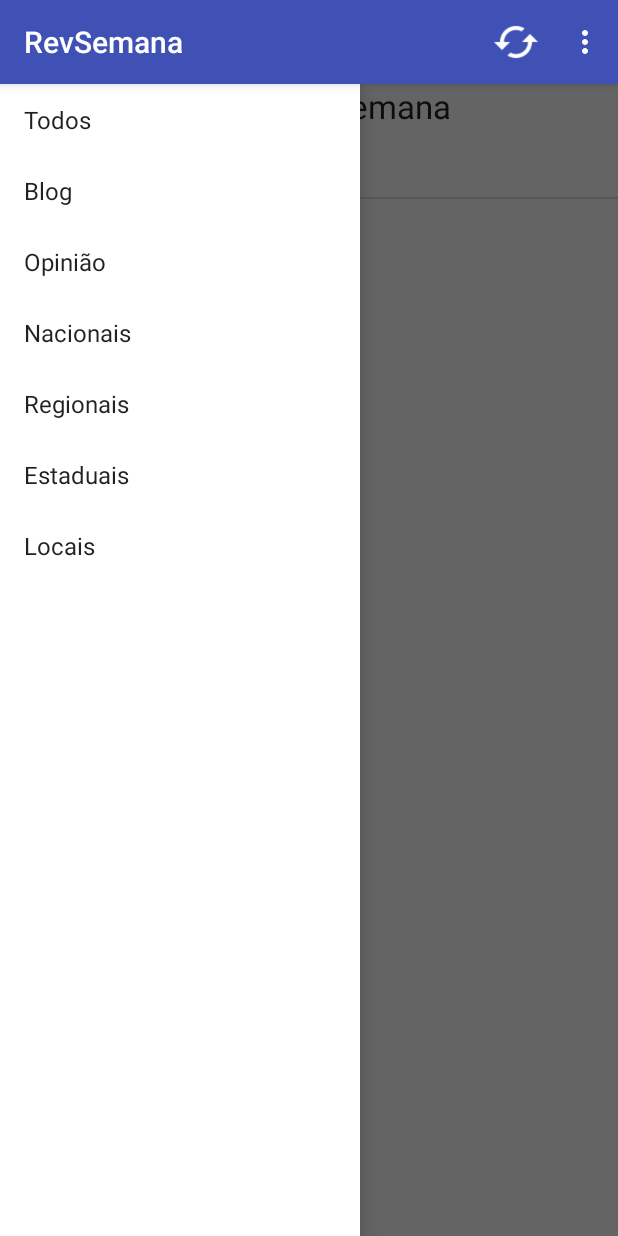
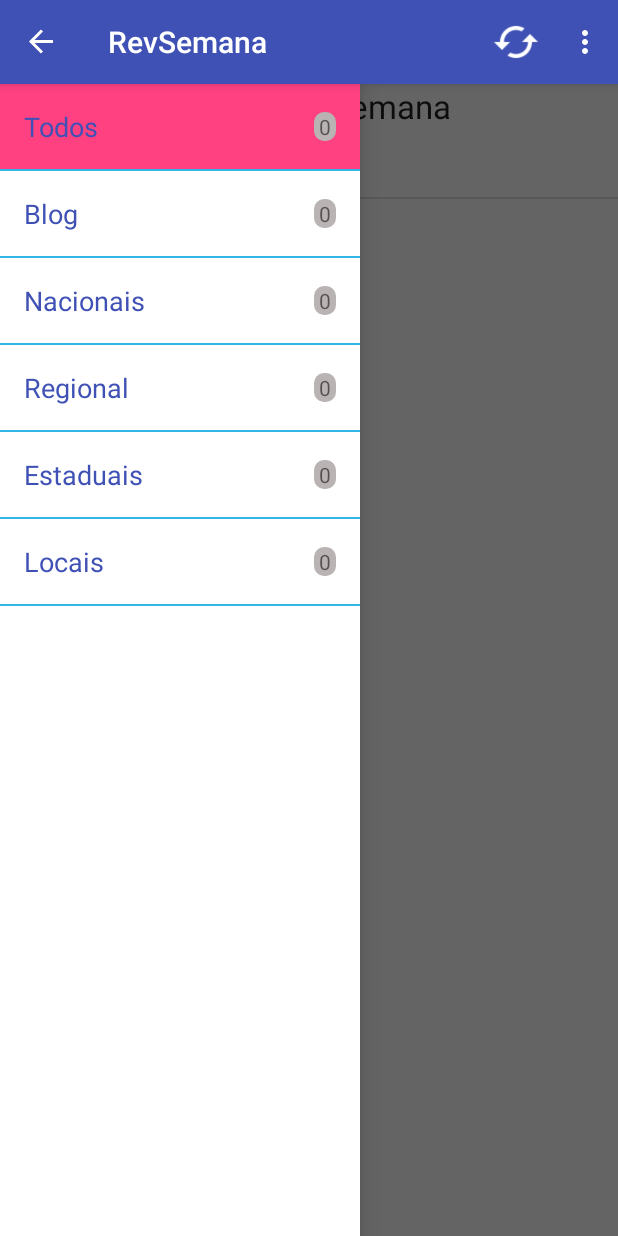
Before and after one commit to mizerablebr/RevistaDaSemana.com, an Android app: the screen it shows after launch (MainActivity), with the side drawer open, on a phone screen of 412 x 824 dp. Run offline under Robolectric (Android 15) with nearby library versions, the phone set to English and light mode, and no system bars.

Commit message:
Customized Navigation Drawer

```diff
--- /dev/null
+++ b/app/src/main/java/com/rds/revistadasemanacom/CategoryMenu.java
@@ -0,0 +1,50 @@
+package com.rds.revistadasemanacom;
+
+/**
+ * Created by brunomorais on 15/02/16.
+ */
+public class CategoryMenu {
+
+    private String catName;
+    private int quantity = 0;
+
+    //Sample Content
+    public static final CategoryMenu[] categoryMenu = {
+            new CategoryMenu("Todos"),
+            new CategoryMenu("Blog"),
+            new CategoryMenu("Nacionais"),
+            new CategoryMenu("Regional"),
+            new CategoryMenu("Estaduais"),
+            new CategoryMenu("Locais")
+    };
+
+    //Constructor
+    public CategoryMenu(String name) {
+        this.catName = name;
+    }
+
+    //Getter and Setter
+
+    public String getCatName() {
+        return catName;
+    }
+
+    public void setCatName(String catName) {
+        this.catName = catName;
+    }
+
+    public int getQuantity() {
+        return quantity;
+    }
+
+    public void setQuantity(int quantity) {
+        if (quantity >= 0) {
+            this.quantity = quantity;
+        } else {
+            this.quantity = 0;
+        }
+
+    }
+
+
+}
--- /dev/null
+++ b/app/src/main/java/com/rds/revistadasemanacom/CategoryMenuAdapter.java
@@ -0,0 +1,85 @@
+package com.rds.revistadasemanacom;
+
+import android.app.Activity;
+import android.content.Context;
+import android.view.LayoutInflater;
+import android.view.View;
+import android.view.ViewGroup;
+import android.widget.BaseAdapter;
+import android.widget.ImageView;
+import android.widget.TextView;
+
+import java.util.ArrayList;
+
+/**
+ * Created by brunomorais on 15/02/16.
+ */
+public class CategoryMenuAdapter extends BaseAdapter {
+
+    private Activity activity;
+    private ArrayList<CategoryMenu> menus;
+    private static LayoutInflater inflater = null;
+
+    public CategoryMenuAdapter(Activity a, ArrayList<CategoryMenu> m) {
+        activity = a;
+        menus = m;
+        inflater = (LayoutInflater) activity.getSystemService(Context.LAYOUT_INFLATER_SERVICE);
+    }
+
+
+    @Override
+    public int getCount() {
+        return menus.size();
+    }
+
+    @Override
+    public Object getItem(int position) {
+        return position;
+    }
+
+    @Override
+    public long getItemId(int position) {
+        return position;
+    }
+
+    public void clear() {
+
+        menus.clear();
+
+    }
+
+    public void addAll(ArrayList<CategoryMenu> arrayList) {
+        menus = arrayList;
+    }
+
+    static class ViewHolder {
+        private TextView label;
+        private TextView counter;
+    }
+
+    @Override
+    public View getView(int position, View convertView, ViewGroup parent) {
+        View vi = convertView;
+        ViewHolder mViewHolder = null;
+        CategoryMenu categoryMenu = menus.get(position);
+        if (convertView == null) {
+
+            mViewHolder = new ViewHolder();
+
+            vi = inflater.inflate(R.layout.row_menu_layout, parent, false);
+            mViewHolder.label = (TextView) vi.findViewById(R.id.listView_cat_label);
+            mViewHolder.counter = (TextView) vi.findViewById(R.id.listView_counter);
+            vi.setTag(mViewHolder);
+
+        } else {
+            mViewHolder = (ViewHolder) vi.getTag();
+        }
+
+
+        mViewHolder.label.setText(categoryMenu.getCatName());
+        mViewHolder.counter.setText(Integer.toString(categoryMenu.getQuantity()));
+        return vi;
+    }
+
+
+}
--- a/app/src/main/java/com/rds/revistadasemanacom/MainActivity.java
+++ b/app/src/main/java/com/rds/revistadasemanacom/MainActivity.java
@@ -7,9 +7,12 @@ import android.app.FragmentTransaction;
 import android.app.ProgressDialog;
 import android.content.BroadcastReceiver;
 import android.content.Intent;
+import android.content.res.Configuration;
 import android.net.Uri;
 import android.os.Bundle;
+import android.os.PersistableBundle;
 import android.support.v4.widget.DrawerLayout;
+import android.support.v7.app.ActionBarDrawerToggle;
 import android.support.v7.app.AppCompatActivity;
 import android.util.Log;
 import android.view.Menu;
@@ -39,6 +42,8 @@ public class MainActivity extends AppCompatActivity {
     private String[] categories;
     private ListView drawerList;
     private DrawerLayout drawerLayout;
+    private ActionBarDrawerToggle drawerToggle;
+    private int currentPosition = 0;
 
     //Service variable
     private GetPostService postService;
@@ -55,7 +60,7 @@ public class MainActivity extends AppCompatActivity {
 
         @Override
         public void onItemClick(AdapterView<?> parent, View view, int position, long id) {
-            Log.d("DrawerItemClick", "Categoria nº: " + position);
+            selectItem(position);
         }
     }
 
@@ -69,11 +74,11 @@ public class MainActivity extends AppCompatActivity {
         drawerList = (ListView) findViewById(R.id.drawer);
         drawerLayout = (DrawerLayout) findViewById(R.id.drawer_layout);
            //Populate de ListView
-        drawerList.setAdapter(new ArrayAdapter<String>(this, android.R.layout.simple_list_item_activated_1, categories));
+        drawerList.setAdapter(new CategoryMenuAdapter(this, new ArrayList<CategoryMenu>(Arrays.asList(CategoryMenu.categoryMenu))));
         drawerList.setOnItemClickListener(new DrawerItemClickListener());
 
-        //getActionBar().setDisplayHomeAsUpEnabled(true);
-        //getActionBar().setHomeButtonEnabled(true);
+        getSupportActionBar().setDisplayHomeAsUpEnabled(true);
+        getSupportActionBar().setHomeButtonEnabled(false);
 
         // -- END Setup Navigation Drawer
 
@@ -87,8 +92,59 @@ public class MainActivity extends AppCompatActivity {
 
         // -- END Setup MainFragment
 
+        //Create the ActionBarDrawerToggle
+        drawerToggle = new ActionBarDrawerToggle(this, drawerLayout, R.string.open_drawer, R.string.close_drawer) {
+            //Called when a drawer has settle in a completely closed state
 
+            @Override
+            public void onDrawerClosed(View drawerView) {
+                super.onDrawerClosed(drawerView);
+                invalidateOptionsMenu();
+            }
 
+            //Called when a drawer has settle in a completely open state
+
+            @Override
+            public void onDrawerOpened(View drawerView) {
+                super.onDrawerOpened(drawerView);
+                invalidateOptionsMenu();
+            }
+        };
+        drawerLayout.setDrawerListener(drawerToggle);
+
+        //Display the correct category selected
+        if (savedInstanceState != null) {
+            currentPosition = savedInstanceState.getInt("position");
+        } else {
+            drawerList.setItemChecked(0, true);
+            selectItem(0);
+        }
+
+    }
+
+    @Override
+    public void onPostCreate(Bundle savedInstanceState) {
+        super.onPostCreate(savedInstanceState);
+        drawerToggle.syncState();
+    }
+
+    @Override
+    public void onSaveInstanceState(Bundle outState) {
+        super.onSaveInstanceState(outState);
+        outState.putInt("position", currentPosition);
+    }
+
+    @Override
+    public void onConfigurationChanged(Configuration newConfig) {
+        super.onConfigurationChanged(newConfig);
+        drawerToggle.onConfigurationChanged(newConfig);
+    }
+
+    //Navigation Drawer Selected Item
+    private void selectItem(int position) {
+        Log.d("DrawerItemClick", "Categoria nº: " + position);
+        currentPosition = position;
+        drawerLayout.closeDrawer(drawerList);
     }
 
     @Override
@@ -115,6 +171,11 @@ public class MainActivity extends AppCompatActivity {
     //Handle click on actionBar and Menu
     @Override
     public boolean onOptionsItemSelected(MenuItem item) {
+        //Let the ActionBarDrawerToggle handle bein clicked
+        if (drawerToggle.onOptionsItemSelected(item)) {
+            return true;
+        }
+
         switch (item.getItemId()) {
             case R.id.updatePosts:
                 ((PostDataFragment)fragment).updatePosts();
--- a/app/src/main/java/com/rds/revistadasemanacom/PostDataFragment.java
+++ b/app/src/main/java/com/rds/revistadasemanacom/PostDataFragment.java
@@ -182,9 +182,14 @@ public class PostDataFragment extends Fragment {
             }
         };
 
+        return view;
+    }
 
-
-        return view;
+    @Override
+    public void onResume() {
+        listAdapterContent = getPostDataFromDb();
+        updateListView();
+        super.onResume();
     }
 
     private void updateAdapterContentFromService () {
--- /dev/null
+++ b/app/src/main/res/drawable/rounded_textview.xml
@@ -0,0 +1,6 @@
+<?xml version="1.0" encoding="utf-8"?>
+<shape xmlns:android="http://schemas.android.com/apk/res/android">
+    <solid android:color="#bab3b3"/>
+    <corners android:radius="10px"/>
+    <padding android:left="0dp" android:top="0dp" android:right="0dp" android:bottom="0dp" />
+</shape>
--- a/app/src/main/res/layout/activity_main.xml
+++ b/app/src/main/res/layout/activity_main.xml
@@ -15,8 +15,9 @@
         android:layout_height="match_parent"
         android:layout_gravity="start"
         android:choiceMode="singleChoice"
-        android:divider="@android:color/transparent"
-        android:dividerHeight="0dp"
+        android:divider="@android:color/holo_blue_light"
+        android:headerDividersEnabled="true"
+        android:dividerHeight="1dp"
         android:background="#ffffff"/>
 
 </android.support.v4.widget.DrawerLayout>
--- /dev/null
+++ b/app/src/main/res/layout/row_menu_layout.xml
@@ -0,0 +1,40 @@
+<?xml version="1.0" encoding="utf-8"?>
+<RelativeLayout xmlns:android="http://schemas.android.com/apk/res/android"
+    android:layout_width="match_parent"
+    android:layout_height="match_parent"
+    android:background="?android:attr/activatedBackgroundIndicator">
+    <TextView
+        android:id="@+id/listView_cat_label"
+        android:layout_width="match_parent"
+        android:layout_height="wrap_content"
+        android:layout_alignParentLeft="true"
+        android:layout_centerVertical="true"
+        android:layout_marginLeft="@dimen/activity_horizontal_margin"
+        android:layout_marginTop="@dimen/activity_vertical_margin"
+        android:layout_marginBottom="@dimen/activity_vertical_margin"
+        android:textAppearance="?android:attr/textAppearanceMedium"
+        android:textColor="@color/colorPrimary" />
+
+
+    <LinearLayout
+        android:layout_width="wrap_content"
+        android:layout_height="wrap_content"
+        android:layout_alignParentRight="true"
+        android:layout_centerVertical="true"
+        android:layout_marginRight="@dimen/activity_horizontal_margin"
+        android:background="@drawable/rounded_textview">
+        <TextView
+            android:id="@+id/listView_counter"
+            android:layout_width="wrap_content"
+            android:layout_height="wrap_content"
+            android:textSize="14sp"
+            android:paddingTop="0dp"
+            android:paddingBottom="0dp"
+            android:paddingRight="3dp"
+            android:paddingLeft="3dp"
+            android:gravity="center"
+            android:text="0"
+            />
+    </LinearLayout>
+
+</RelativeLayout>
--- a/app/src/main/res/values/strings.xml
+++ b/app/src/main/res/values/strings.xml
@@ -28,8 +28,9 @@
         <item>Locais</item>
     </string-array>
 
-    <!-- TODO: Remove or change this placeholder text -->
-    <string name="hello_blank_fragment">Hello blank fragment</string>
+    <string name="open_drawer">Open drawer</string>
+    <string name="close_drawer">Close drawer</string>
+
     <string name="help">Ajuda</string>
     <string name="resetDb">Reiniciar Notícias</string>
     <string name="contact">Contato</string>
@@ -42,4 +43,5 @@
     <string name="accessRevistaSite">Acesse o Site</string>
     <string name="openOnRevistaSite">Leia no Site</string>
     <string name="url_revista_da_Semana">http://revistadasemana.com</string>
+
 </resources>
```
